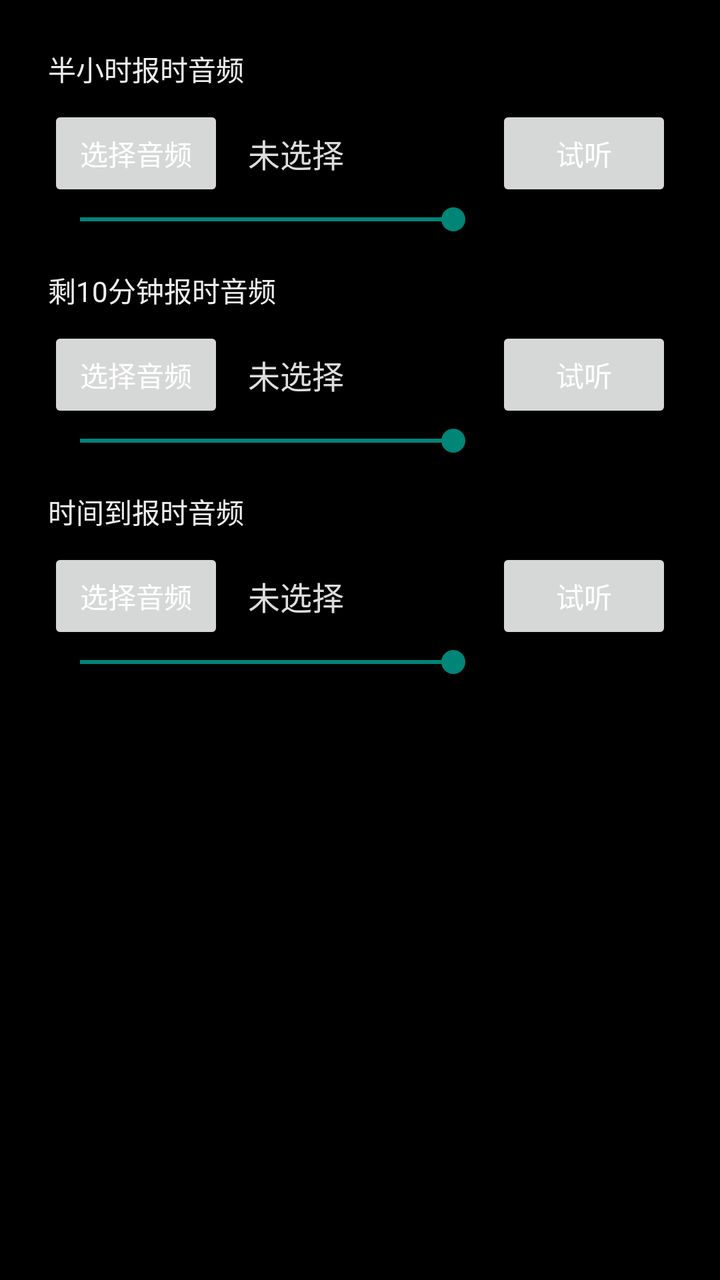
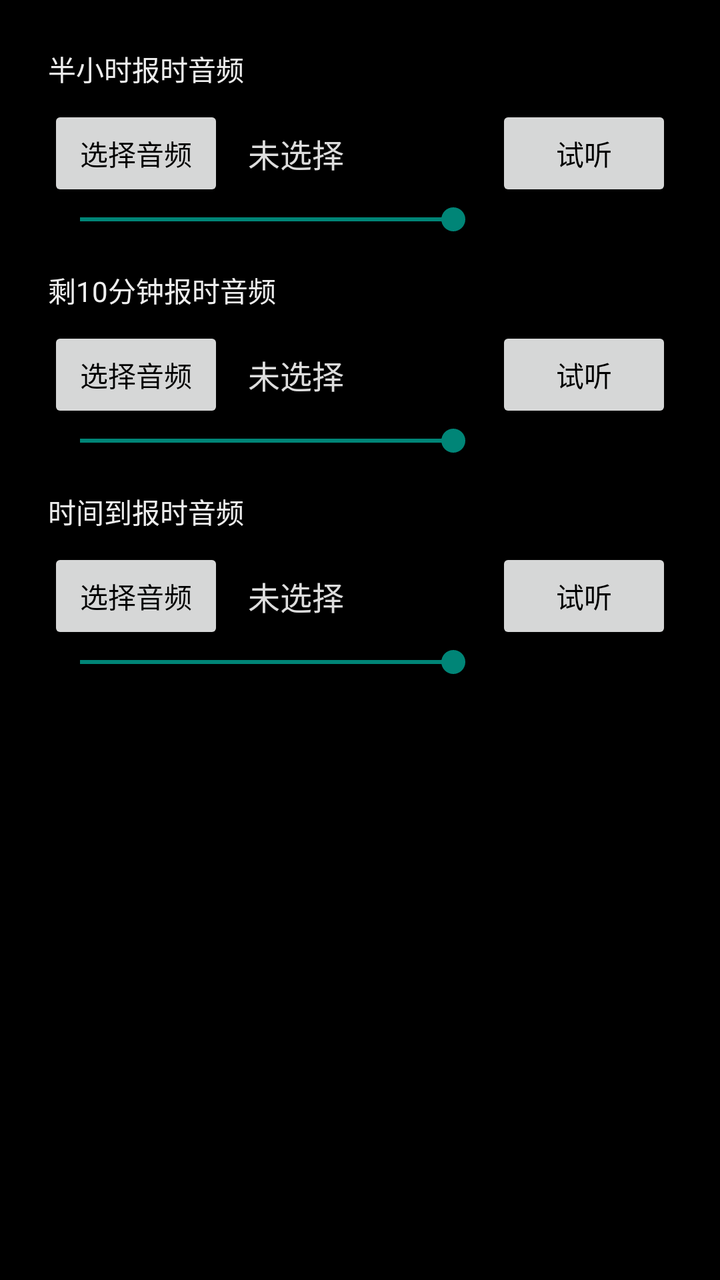

Two renders of the same Android screen: before a commit and after it. Below are the layout's source before the change and the commit's diff.
<!-- AndroidManifest.xml: application theme Theme.HourChime -->
<!-- res/layout/activity_settings.xml -->
<?xml version="1.0" encoding="utf-8"?>

<ScrollView xmlns:android="http://schemas.android.com/apk/res/android"
    android:padding="24dp"
    android:layout_width="match_parent"
    android:layout_height="match_parent">

    <LinearLayout
        android:orientation="vertical"
        android:layout_width="match_parent"
        android:layout_height="wrap_content">

        
        <TextView
            android:layout_width="wrap_content"
            android:layout_height="wrap_content"
            android:text="半小时报时音频"
            android:textColor="#EEEEEE" />

        <LinearLayout
            android:layout_width="match_parent"
            android:layout_height="wrap_content"
            android:orientation="horizontal"
            android:gravity="center_vertical"
            android:layout_marginTop="8dp">

            <Button
                android:id="@+id/selectHalfBtn"
                android:layout_width="wrap_content"
                android:layout_height="wrap_content"
                android:text="选择音频" />

            <TextView
                android:id="@+id/selectHalfName"
                android:layout_width="0dp"
                android:layout_height="wrap_content"
                android:layout_weight="1"
                android:text="未选择"
                android:paddingStart="12dp"
                android:textColor="#DDDDDD"
                android:textSize="16sp" />

            <Button
                android:id="@+id/previewHalfBtn"
                android:layout_width="wrap_content"
                android:layout_height="wrap_content"
                android:text="试听" />
        </LinearLayout>

        <SeekBar
            android:id="@+id/halfVolume"
            android:layout_width="match_parent"
            android:layout_height="wrap_content"
            android:max="15"
            android:progress="10" />

        
        <TextView
            android:layout_width="wrap_content"
            android:layout_height="wrap_content"
            android:text="剩10分钟报时音频"
            android:textColor="#EEEEEE"
            android:layout_marginTop="16dp" />

        <LinearLayout
            android:layout_width="match_parent"
            android:layout_height="wrap_content"
            android:orientation="horizontal"
            android:gravity="center_vertical"
            android:layout_marginTop="8dp">

            <Button
                android:id="@+id/selectTenMinBtn"
                android:layout_width="wrap_content"
                android:layout_height="wrap_content"
                android:text="选择音频" />

            <TextView
                android:id="@+id/selectTenMinName"
                android:layout_width="0dp"
                android:layout_height="wrap_content"
                android:layout_weight="1"
                android:text="未选择"
                android:paddingStart="12dp"
                android:textColor="#DDDDDD"
                android:textSize="16sp" />

            <Button
                android:id="@+id/previewTenMinBtn"
                android:layout_width="wrap_content"
                android:layout_height="wrap_content"
                android:text="试听" />
        </LinearLayout>

        <SeekBar
            android:id="@+id/tenMinVolume"
            android:layout_width="match_parent"
            android:layout_height="wrap_content"
            android:max="15"
            android:progress="10" />

        
        <TextView
            android:layout_width="wrap_content"
            android:layout_height="wrap_content"
            android:text="时间到报时音频"
            android:textColor="#EEEEEE"
            android:layout_marginTop="16dp" />

        <LinearLayout
            android:layout_width="match_parent"
            android:layout_height="wrap_content"
            android:orientation="horizontal"
            android:gravity="center_vertical"
            android:layout_marginTop="8dp">

            <Button
                android:id="@+id/selectEndBtn"
                android:layout_width="wrap_content"
                android:layout_height="wrap_content"
                android:text="选择音频" />

            <TextView
                android:id="@+id/selectEndName"
                android:layout_width="0dp"
                android:layout_height="wrap_content"
                android:layout_weight="1"
                android:text="未选择"
                android:paddingStart="12dp"
                android:textColor="#DDDDDD"
                android:textSize="16sp" />

            <Button
                android:id="@+id/previewEndBtn"
                android:layout_width="wrap_content"
                android:layout_height="wrap_content"
                android:text="试听" />
        </LinearLayout>

        <SeekBar
            android:id="@+id/endVolume"
            android:layout_width="match_parent"
            android:layout_height="wrap_content"
            android:max="15"
            android:progress="10" />

    </LinearLayout>
</ScrollView>
<!-- resources referenced by this layout -->
<resources>
  <style name="Theme.HourChime" parent="Theme.AppCompat.Light.NoActionBar">
          <item name="colorPrimary">@color/black</item>
          <item name="colorPrimaryVariant">@color/black</item>
          <item name="colorOnPrimary">@color/white</item>
  
          
          <item name="android:colorBackground">@color/black</item>
          <item name="android:textColor">@color/white</item>
          <item name="android:windowBackground">@color/black</item>
      </style>
  <color name="black">#FF000000</color>
  <color name="white">#FFFFFFFF</color>
</resources>

<!-- the commit's change to res/layout/activity_settings.xml (unified diff, before → after) -->
@@ -28,7 +28,8 @@
                 android:id="@+id/selectHalfBtn"
                 android:layout_width="wrap_content"
                 android:layout_height="wrap_content"
-                android:text="选择音频" />
+                android:text="选择音频"
+                android:textColor="@color/black" />
 
             <TextView
                 android:id="@+id/selectHalfName"
@@ -44,7 +45,8 @@
                 android:id="@+id/previewHalfBtn"
                 android:layout_width="wrap_content"
                 android:layout_height="wrap_content"
-                android:text="试听" />
+                android:text="试听"
+                android:textColor="@color/black" />
         </LinearLayout>
 
         <SeekBar
@@ -73,7 +75,8 @@
                 android:id="@+id/selectTenMinBtn"
                 android:layout_width="wrap_content"
                 android:layout_height="wrap_content"
-                android:text="选择音频" />
+                android:text="选择音频"
+                android:textColor="@color/black" />
 
             <TextView
                 android:id="@+id/selectTenMinName"
@@ -89,7 +92,8 @@
                 android:id="@+id/previewTenMinBtn"
                 android:layout_width="wrap_content"
                 android:layout_height="wrap_content"
-                android:text="试听" />
+                android:text="试听"
+                android:textColor="@color/black" />
         </LinearLayout>
 
         <SeekBar
@@ -118,7 +122,8 @@
                 android:id="@+id/selectEndBtn"
                 android:layout_width="wrap_content"
                 android:layout_height="wrap_content"
-                android:text="选择音频" />
+                android:text="选择音频"
+                android:textColor="@color/black" />
 
             <TextView
                 android:id="@+id/selectEndName"
@@ -134,7 +139,8 @@
                 android:id="@+id/previewEndBtn"
                 android:layout_width="wrap_content"
                 android:layout_height="wrap_content"
-                android:text="试听" />
+                android:text="试听"
+                android:textColor="@color/black" />
         </LinearLayout>
 
         <SeekBar
